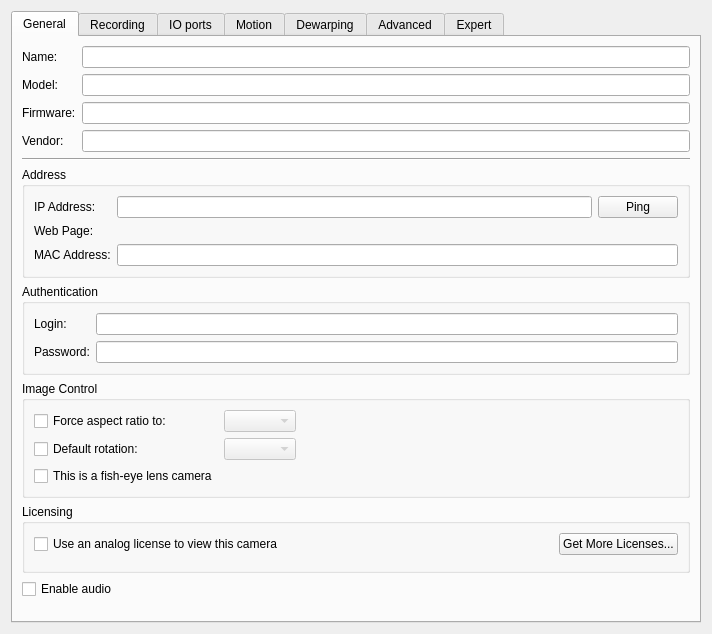
networkoptix/nx_open, file client/src/ui/widgets/properties/single_camera_settings_widget.ui: the form before one commit.
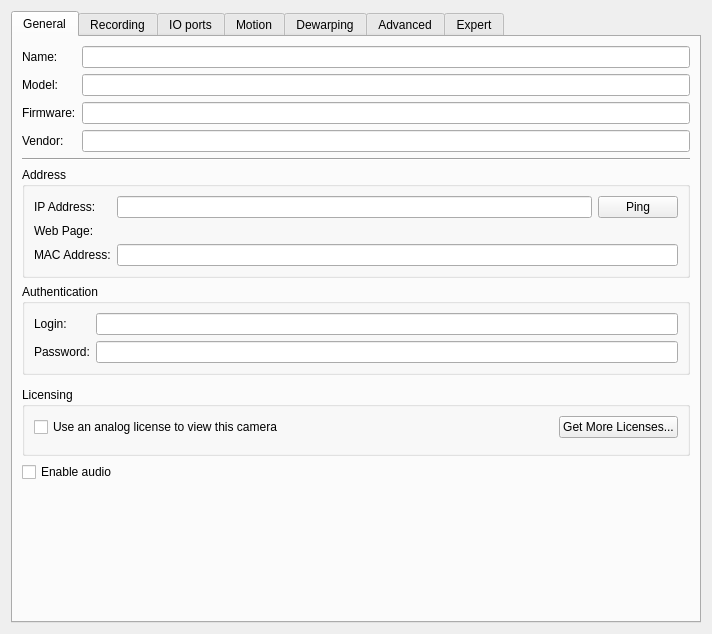
The form after the commit. Custom widgets are drawn as their Qt base class.

Commit message:
VMS-382: preparation work, refactoring settings widget
<==== Mercurial data ====>
Branch: dev_2.4.0_gui

```diff
--- a/client/src/ui/widgets/properties/single_camera_settings_widget.ui
+++ b/client/src/ui/widgets/properties/single_camera_settings_widget.ui
@@ -204,82 +204,7 @@
         </widget>
        </item>
        <item>
-        <widget class="QGroupBox" name="imageControlGroupBox">
-         <property name="title">
-          <string>Image Control</string>
-         </property>
-         <layout class="QGridLayout" name="gridLayout_2">
-          <item row="0" column="0">
-           <widget class="QCheckBox" name="forceArCheckBox">
-            <property name="text">
-             <string>Force aspect ratio to:</string>
-            </property>
-           </widget>
-          </item>
-          <item row="0" column="1">
-           <layout class="QHBoxLayout" name="horizontalLayout_4">
-            <item>
-             <widget class="QComboBox" name="forceArComboBox">
-              <property name="enabled">
-               <bool>false</bool>
-              </property>
-             </widget>
-            </item>
-            <item>
-             <spacer name="horizontalSpacer">
-              <property name="orientation">
-               <enum>Qt::Horizontal</enum>
-              </property>
-              <property name="sizeHint" stdset="0">
-               <size>
-                <width>40</width>
-                <height>20</height>
-               </size>
-              </property>
-             </spacer>
-            </item>
-           </layout>
-          </item>
-          <item row="1" column="0">
-           <widget class="QCheckBox" name="forceRotationCheckBox">
-            <property name="text">
-             <string>Default rotation:</string>
-            </property>
-           </widget>
-          </item>
-          <item row="1" column="1">
-           <layout class="QHBoxLayout" name="horizontalLayout_6">
-            <item>
-             <widget class="QComboBox" name="forceRotationComboBox">
-              <property name="enabled">
-               <bool>false</bool>
-              </property>
-             </widget>
-            </item>
-            <item>
-             <spacer name="horizontalSpacer_2">
-              <property name="orientation">
-               <enum>Qt::Horizontal</enum>
-              </property>
-              <property name="sizeHint" stdset="0">
-               <size>
-                <width>40</width>
-                <height>20</height>
-               </size>
-              </property>
-             </spacer>
-            </item>
-           </layout>
-          </item>
-          <item row="2" column="0">
-           <widget class="QCheckBox" name="fisheyeCheckBox">
-            <property name="text">
-             <string>This is a fish-eye lens camera</string>
-            </property>
-           </widget>
-          </item>
-         </layout>
-        </widget>
+        <widget class="QnImageControlWidget" name="imageControlWidget" native="true"/>
        </item>
        <item>
         <widget class="QGroupBox" name="analogGroupBox">
@@ -687,6 +612,12 @@
    <header location="global">ui/widgets/properties/camera_advanced_settings_widget.h</header>
    <container>1</container>
   </customwidget>
+  <customwidget>
+   <class>QnImageControlWidget</class>
+   <extends>QWidget</extends>
+   <header location="global">ui/widgets/properties/image_control_widget.h</header>
+   <container>1</container>
+  </customwidget>
  </customwidgets>
  <resources/>
  <connections/>
```
Left out of the diff: 8 changed lines with no effect on the pictures. The commit also changes 7 other files.
